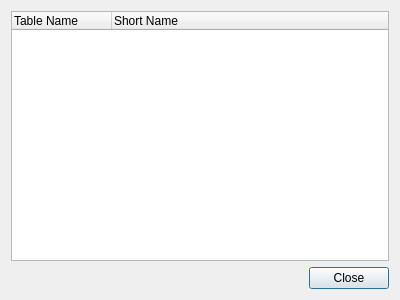
Before: the Qt Designer form utilities/wireshark/ui/qt/dissector_tables_dialog.ui in kimocoder/nexmon, drawn with Qt 5.
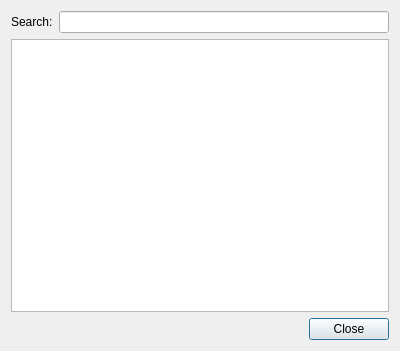
After: the same form once the commit is applied. Custom widgets are drawn as their Qt base class.

```diff
--- a/utilities/wireshark/ui/qt/dissector_tables_dialog.ui
+++ b/utilities/wireshark/ui/qt/dissector_tables_dialog.ui
@@ -7,7 +7,7 @@
     <x>0</x>
     <y>0</y>
     <width>400</width>
-    <height>300</height>
+    <height>351</height>
    </rect>
   </property>
   <property name="windowTitle">
@@ -15,20 +15,24 @@
   </property>
   <layout class="QVBoxLayout" name="verticalLayout">
    <item>
-    <widget class="QTreeWidget" name="tableTreeWidget">
+    <layout class="QHBoxLayout" name="horizontalLayout">
+     <item>
+      <widget class="QLabel" name="label">
+       <property name="text">
+        <string>Search:</string>
+       </property>
+      </widget>
+     </item>
+     <item>
+      <widget class="QLineEdit" name="txtSearchLine"/>
+     </item>
+    </layout>
+   </item>
+   <item>
+    <widget class="DissectorTablesTreeView" name="tableTree">
      <property name="uniformRowHeights">
       <bool>true</bool>
      </property>
-     <column>
-      <property name="text">
-       <string>Table Name</string>
-      </property>
-     </column>
-     <column>
-      <property name="text">
-       <string>Short Name</string>
-      </property>
-     </column>
     </widget>
    </item>
    <item>
@@ -43,6 +47,13 @@
    </item>
   </layout>
  </widget>
+ <customwidgets>
+  <customwidget>
+   <class>DissectorTablesTreeView</class>
+   <extends>QTreeView</extends>
+   <header>widgets/dissector_tables_view.h</header>
+  </customwidget>
+ </customwidgets>
  <resources/>
  <connections>
   <connection>
```
